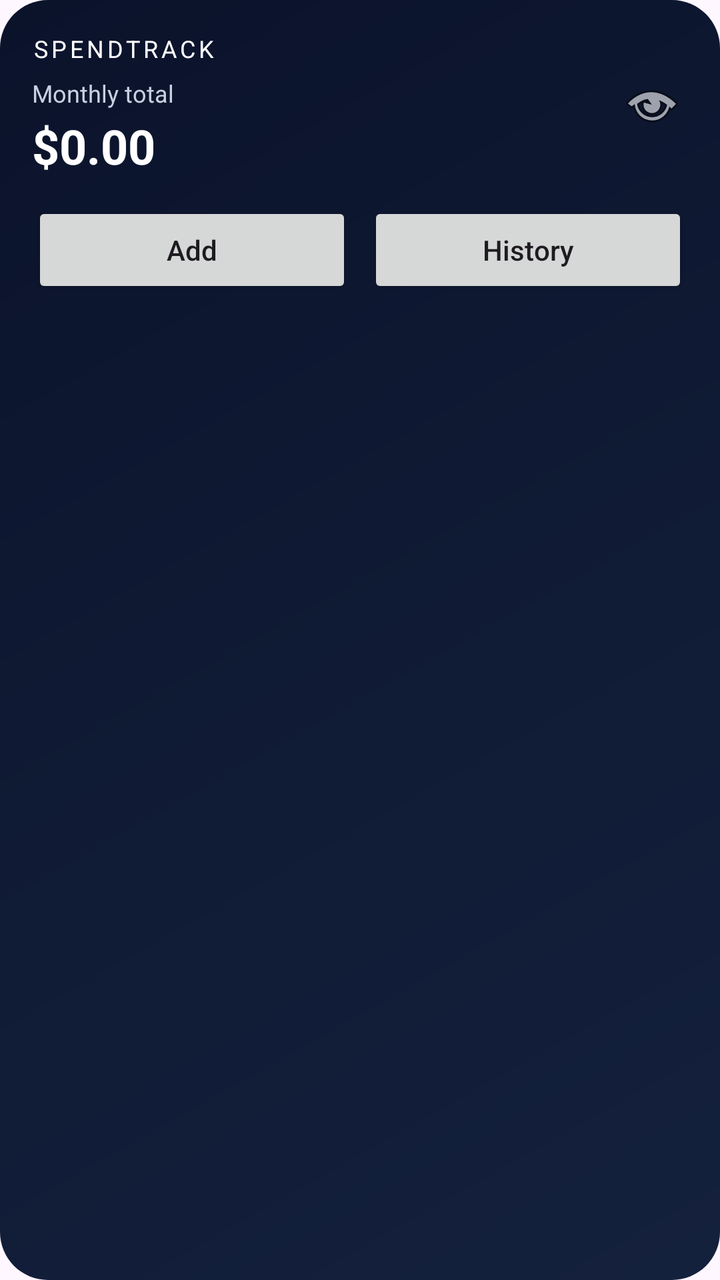
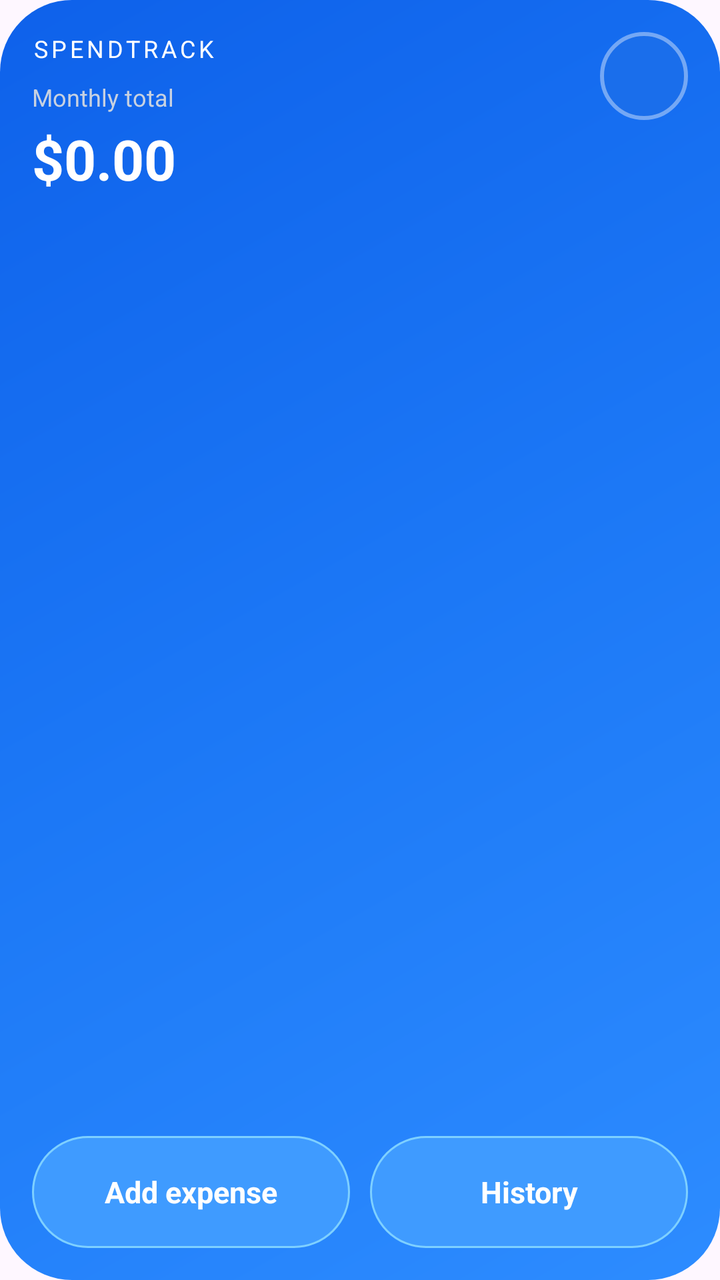

Compare the two renders of this Android layout. The source of the first and the diff that turns it into the second are given below.
<!-- AndroidManifest.xml: application theme Theme.SpendTrack -->
<!-- res/layout/widget_expense_quick_add.xml -->
<?xml version="1.0" encoding="utf-8"?>
<LinearLayout xmlns:android="http://schemas.android.com/apk/res/android"
    android:layout_width="match_parent"
    android:layout_height="match_parent"
    android:orientation="vertical"
    android:background="@drawable/widget_background"
    android:padding="16dp">

    <LinearLayout
        android:layout_width="match_parent"
        android:layout_height="wrap_content"
        android:orientation="horizontal"
        android:gravity="center_vertical"
        android:layout_marginBottom="12dp">

        <LinearLayout
            android:layout_width="0dp"
            android:layout_height="wrap_content"
            android:layout_weight="1"
            android:orientation="vertical">

            <TextView
                android:layout_width="wrap_content"
                android:layout_height="wrap_content"
                android:text="SpendTrack"
                android:textAllCaps="true"
                android:textColor="@android:color/white"
                android:textSize="12sp"
                android:letterSpacing="0.14" />

            <TextView
                android:layout_width="wrap_content"
                android:layout_height="wrap_content"
                android:layout_marginTop="6dp"
                android:text="Monthly total"
                android:textColor="#C7D1E1"
                android:textSize="12sp" />

            <TextView
                android:id="@+id/widget_total_value"
                android:layout_width="wrap_content"
                android:layout_height="wrap_content"
                android:layout_marginTop="2dp"
                android:text="$0.00"
                android:textColor="@android:color/white"
                android:textSize="24sp"
                android:textStyle="bold" />
        </LinearLayout>

        <ImageButton
            android:id="@+id/widget_toggle_visibility"
            android:layout_width="36dp"
            android:layout_height="36dp"
            android:background="@android:color/transparent"
            android:contentDescription="Toggle amount visibility"
            android:src="@android:drawable/ic_menu_view" />
    </LinearLayout>

    <LinearLayout
        android:layout_width="match_parent"
        android:layout_height="wrap_content"
        android:orientation="horizontal">

        <Button
            android:id="@+id/widget_open_quick_add"
            android:layout_width="0dp"
            android:layout_height="wrap_content"
            android:layout_weight="1"
            android:layout_marginEnd="8dp"
            android:text="Add"
            android:textAllCaps="false" />

        <Button
            android:id="@+id/widget_open_history"
            android:layout_width="0dp"
            android:layout_height="wrap_content"
            android:layout_weight="1"
            android:text="History"
            android:textAllCaps="false" />
    </LinearLayout>
</LinearLayout>
<!-- resources referenced by this layout -->
<resources>
  <!-- drawable widget_background (drawable) -->
  <?xml version="1.0" encoding="utf-8"?>
  <shape xmlns:android="http://schemas.android.com/apk/res/android" android:shape="rectangle">
      <corners android:radius="24dp" />
      <gradient
          android:angle="135"
          android:startColor="#14213D"
          android:endColor="#0B132B" />
  </shape>
  <style name="Theme.SpendTrack" parent="Theme.Material3.DayNight.NoActionBar">
          <item name="android:statusBarColor" tools:targetApi="l">@android:color/transparent</item>
          <item name="android:navigationBarColor" tools:targetApi="l">@android:color/transparent</item>
          <item name="android:windowLightStatusBar" tools:targetApi="m">true</item>
      </style>
</resources>

<!-- the commit's change to res/layout/widget_expense_quick_add.xml (unified diff, before → after) -->
@@ -1,81 +1,93 @@
 <?xml version="1.0" encoding="utf-8"?>
-<LinearLayout xmlns:android="http://schemas.android.com/apk/res/android"
+<RelativeLayout xmlns:android="http://schemas.android.com/apk/res/android"
     android:layout_width="match_parent"
     android:layout_height="match_parent"
-    android:orientation="vertical"
     android:background="@drawable/widget_background"
     android:padding="16dp">
 
+    <TextView
+        android:id="@+id/widget_toggle_visibility"
+        android:layout_width="44dp"
+        android:layout_height="44dp"
+        android:layout_alignParentEnd="true"
+        android:layout_alignParentTop="true"
+        android:background="@drawable/widget_toggle_button"
+        android:contentDescription="Toggle amount visibility"
+        android:gravity="center"
+        android:text="" />
+
     <LinearLayout
+        android:id="@+id/widget_top_section"
         android:layout_width="match_parent"
         android:layout_height="wrap_content"
-        android:orientation="horizontal"
-        android:gravity="center_vertical"
-        android:layout_marginBottom="12dp">
+        android:layout_alignParentTop="true"
+        android:layout_toStartOf="@id/widget_toggle_visibility"
+        android:orientation="vertical">
 
-        <LinearLayout
-            android:layout_width="0dp"
+        <TextView
+            android:layout_width="wrap_content"
             android:layout_height="wrap_content"
-            android:layout_weight="1"
-            android:orientation="vertical">
+            android:text="SPENDTRACK"
+            android:textAllCaps="true"
+            android:textColor="@android:color/white"
+            android:textSize="12sp"
+            android:letterSpacing="0.14" />
 
-            <TextView
-                android:layout_width="wrap_content"
-                android:layout_height="wrap_content"
-                android:text="SpendTrack"
-                android:textAllCaps="true"
-                android:textColor="@android:color/white"
-                android:textSize="12sp"
-                android:letterSpacing="0.14" />
+        <TextView
+            android:layout_width="wrap_content"
+            android:layout_height="wrap_content"
+            android:layout_marginTop="8dp"
+            android:text="Monthly total"
+            android:textColor="#C7D1E1"
+            android:textSize="12sp" />
 
-            <TextView
-                android:layout_width="wrap_content"
-                android:layout_height="wrap_content"
-                android:layout_marginTop="6dp"
-                android:text="Monthly total"
-                android:textColor="#C7D1E1"
-                android:textSize="12sp" />
-
-            <TextView
-                android:id="@+id/widget_total_value"
-                android:layout_width="wrap_content"
-                android:layout_height="wrap_content"
-                android:layout_marginTop="2dp"
-                android:text="$0.00"
-                android:textColor="@android:color/white"
-                android:textSize="24sp"
-                android:textStyle="bold" />
-        </LinearLayout>
-
-        <ImageButton
-            android:id="@+id/widget_toggle_visibility"
-            android:layout_width="36dp"
-            android:layout_height="36dp"
-            android:background="@android:color/transparent"
-            android:contentDescription="Toggle amount visibility"
-            android:src="@android:drawable/ic_menu_view" />
+        <TextView
+            android:id="@+id/widget_total_value"
+            android:layout_width="wrap_content"
+            android:layout_height="wrap_content"
+            android:layout_marginTop="4dp"
+            android:text="$0.00"
+            android:textColor="@android:color/white"
+            android:textSize="28sp"
+            android:textStyle="bold" />
     </LinearLayout>
 
     <LinearLayout
+        android:id="@+id/widget_actions"
         android:layout_width="match_parent"
-        android:layout_height="wrap_content"
+        android:layout_height="56dp"
+        android:layout_alignParentBottom="true"
+        android:layout_marginTop="16dp"
         android:orientation="horizontal">
 
-        <Button
+        <TextView
             android:id="@+id/widget_open_quick_add"
             android:layout_width="0dp"
-            android:layout_height="wrap_content"
+            android:layout_height="match_parent"
             android:layout_weight="1"
-            android:layout_marginEnd="8dp"
-            android:text="Add"
-            android:textAllCaps="false" />
+            android:layout_marginEnd="10dp"
+            android:background="@drawable/widget_button_primary"
+            android:gravity="center"
+            android:paddingStart="14dp"
+            android:paddingEnd="14dp"
+            android:text="Add expense"
+            android:textColor="@android:color/white"
+            android:textSize="15sp"
+            android:textStyle="bold" />
 
-        <Button
+        <TextView
             android:id="@+id/widget_open_history"
             android:layout_width="0dp"
-            android:layout_height="wrap_content"
+            android:layout_height="match_parent"
             android:layout_weight="1"
+            android:background="@drawable/widget_button_primary"
+            android:gravity="center"
+            android:paddingStart="14dp"
+            android:paddingEnd="14dp"
             android:text="History"
-            android:textAllCaps="false" />
+            android:textColor="@android:color/white"
+            android:textSize="15sp"
+            android:textStyle="bold" />
     </LinearLayout>
-</LinearLayout>
+
+</RelativeLayout>
<!-- resource entries referenced after the edit -->
@@ -3,11 +3,29 @@
   <!-- drawable widget_background (drawable) -->
   <?xml version="1.0" encoding="utf-8"?>
   <shape xmlns:android="http://schemas.android.com/apk/res/android" android:shape="rectangle">
-      <corners android:radius="24dp" />
+      <corners android:radius="36dp" />
       <gradient
           android:angle="135"
-          android:startColor="#14213D"
-          android:endColor="#0B132B" />
+          android:startColor="#2D8CFF"
+          android:centerColor="#1C78F6"
+          android:endColor="#0E61EA" />
+  </shape>
+  <!-- drawable widget_button_primary (drawable) -->
+  <?xml version="1.0" encoding="utf-8"?>
+  <shape xmlns:android="http://schemas.android.com/apk/res/android" android:shape="rectangle">
+      <corners android:radius="30dp" />
+      <solid android:color="#3F9BFF" />
+      <stroke
+          android:width="1dp"
+          android:color="#7ED0FF" />
+  </shape>
+  <!-- drawable widget_toggle_button (drawable) -->
+  <?xml version="1.0" encoding="utf-8"?>
+  <shape xmlns:android="http://schemas.android.com/apk/res/android" android:shape="oval">
+      <solid android:color="#1A6EEB" />
+      <stroke
+          android:width="2dp"
+          android:color="#66FFFFFF" />
   </shape>
   <style name="Theme.SpendTrack" parent="Theme.Material3.DayNight.NoActionBar">
           <item name="android:statusBarColor" tools:targetApi="l">@android:color/transparent</item>
